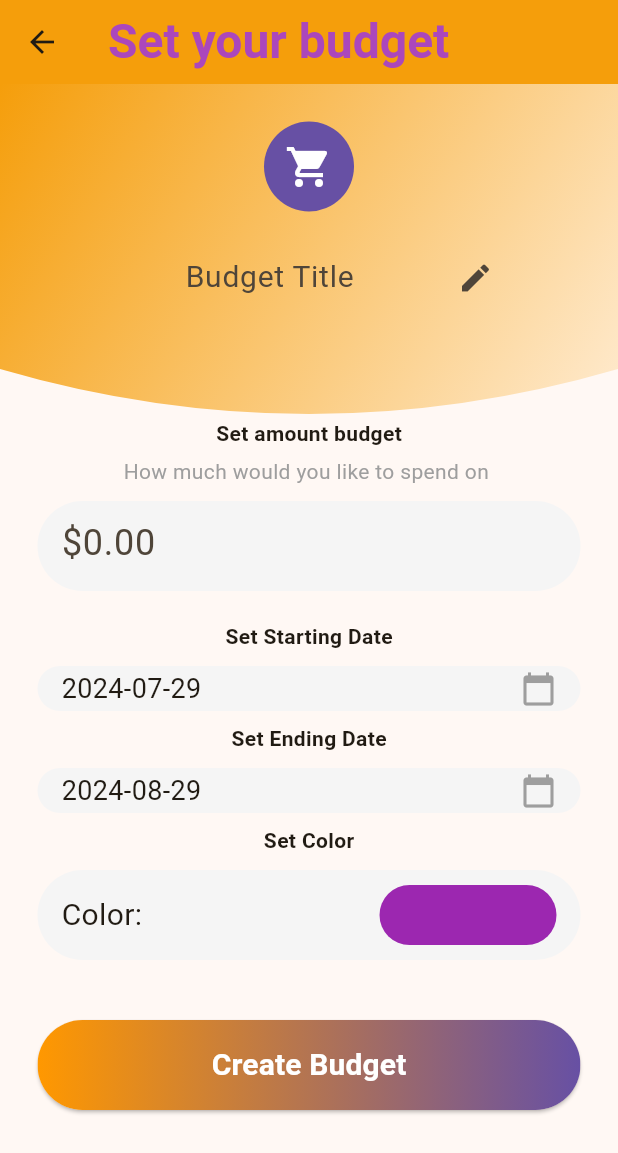
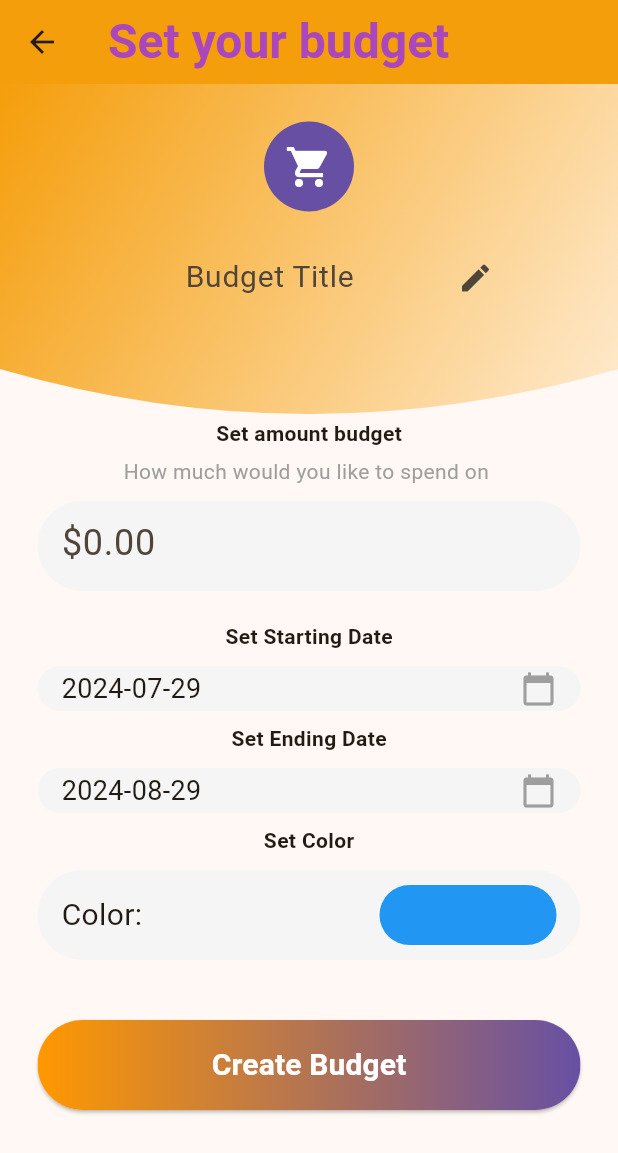
Before and after one commit to KushParmar07/Econowise, a Flutter app: the BudgetScreen screen opened directly, after a tap on "Create Budget", after a tap on "Please Create A Budget", on a phone screen of 412 x 824 dp. Shown: the top 1153 px of the screen. Run offline on Flutter 3.47's test engine with Material 3 defaults, Android fonts, the phone set to English and light mode, and no system bars; our stand-ins replace flutter_colorpicker, fluttertoast, percent_indicator.

Commit message:
Fixed Transaction Updating and Budget Warning

```diff
--- a/lib/budget_files/budget.dart
+++ b/lib/budget_files/budget.dart
@@ -7,7 +7,7 @@ class Budget {
   DateTime? endDate;
   IconData icon;
   int totalUsed = 0;
-  Color color = Colors.purple;
+  Color color = Colors.blue;
 
   Budget(this.goal, this.budgetAmount, this.startDate, this.endDate, this.icon,
       this.color);
--- a/lib/budget_files/create_budget.dart
+++ b/lib/budget_files/create_budget.dart
@@ -24,7 +24,7 @@ class _BudgetScreenState extends State<BudgetScreen> {
   String budgetDescriptionText = 'How much would you like to spend on ';
   DateTime? _startSelectedDate = DateTime.now();
   DateTime? _endSelectedDate = DateTime.now().add(const Duration(days: 31));
-  Color _selectedColor = Colors.purple;
+  Color _selectedColor = Colors.blue;
 
   late List<Budget> currentBudgets = [];
 
@@ -118,10 +118,14 @@ class _BudgetScreenState extends State<BudgetScreen> {
     }
   }
 
-  void submit() {
-    if (widget.currentBudget == null) {
+  void submit() async {
     if (_budgetTitleController.text != "" &&
         _budgetAmountController.text != "") {
+      if (widget.currentBudget != null) {
+        context.read<SaveData>().deleteBudget(widget.currentBudget ??
+            Budget("Placeholder", 100, DateTime.now(), DateTime.now(),
+                Icons.abc, Colors.blue));
+      }
       context.read<SaveData>().addBudget(Budget(
           _budgetTitleController.text,
           int.parse(_budgetAmountController.text),
@@ -129,21 +133,10 @@ class _BudgetScreenState extends State<BudgetScreen> {
           _endSelectedDate,
           _selectedIcon,
           _selectedColor));
-      }
-    } else {
-      if (_budgetTitleController.text != "" &&
-          _budgetAmountController.text != "") {
-        context.read<SaveData>().deleteBudget(widget.currentBudget ??
-            Budget("Placeholder", 100, DateTime.now(), DateTime.now(),
-                Icons.abc, Colors.purple));
-        context.read<SaveData>().addBudget(Budget(
-            _budgetTitleController.text,
-            int.parse(_budgetAmountController.text),
-            _startSelectedDate,
-            _endSelectedDate,
-            _selectedIcon,
-            _selectedColor));
-      }
+
+      context.read<SaveData>().updateTransactions(context
+          .read<SaveData>()
+          .budgets[context.read<SaveData>().budgets.length - 1]);
     }
 
     back();
```
Also changed, not shown: lib/budget_files/budget_page_layout.dart (+19 -0 lines), lib/save_data.dart (+5 -2 lines), lib/transaction_files/create_transaction.dart (+11 -16 lines). Lines whose indentation alone changed are shown as unchanged.
